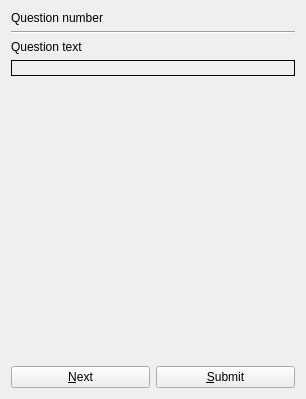
Qt form src/templates/flashcard/flashcarditem.ui (BuildmLearn/BuildmLearn-Toolkit) before a commit.
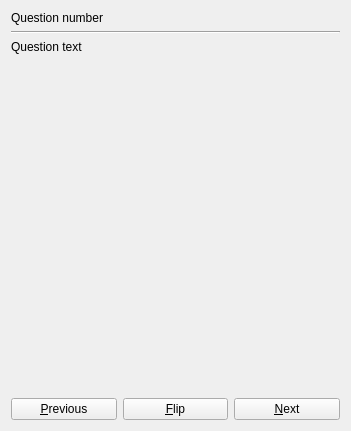
The same form after that commit. The open tabs and pages were chosen to show the change.

Commit message: Work on flashcard simulator.

Patch:
```diff
--- a/src/templates/flashcard/flashcarditem.ui
+++ b/src/templates/flashcard/flashcarditem.ui
@@ -6,8 +6,8 @@
    <rect>
     <x>0</x>
     <y>0</y>
-    <width>306</width>
-    <height>399</height>
+    <width>351</width>
+    <height>431</height>
    </rect>
   </property>
   <property name="windowTitle">
@@ -36,16 +36,65 @@
     </widget>
    </item>
    <item>
-    <widget class="QLabel" name="m_lblPicture">
-     <property name="frameShape">
-      <enum>QFrame::Box</enum>
+    <widget class="QStackedWidget" name="m_flipper">
+     <property name="currentIndex">
+      <number>0</number>
      </property>
-     <property name="text">
-      <string/>
-     </property>
-     <property name="alignment">
-      <set>Qt::AlignHCenter|Qt::AlignTop</set>
-     </property>
+     <widget class="QWidget" name="m_pagePicture">
+      <layout class="QVBoxLayout" name="verticalLayout_2">
+       <property name="leftMargin">
+        <number>0</number>
+       </property>
+       <property name="topMargin">
+        <number>0</number>
+       </property>
+       <property name="rightMargin">
+        <number>0</number>
+       </property>
+       <property name="bottomMargin">
+        <number>0</number>
+       </property>
+       <item>
+        <widget class="QLabel" name="m_lblPicture">
+         <property name="frameShape">
+          <enum>QFrame::Box</enum>
+         </property>
+         <property name="text">
+          <string/>
+         </property>
+         <property name="alignment">
+          <set>Qt::AlignHCenter|Qt::AlignTop</set>
+         </property>
+        </widget>
+       </item>
+      </layout>
+     </widget>
+     <widget class="QWidget" name="m_pageAnswer">
+      <layout class="QVBoxLayout" name="verticalLayout_3">
+       <property name="leftMargin">
+        <number>0</number>
+       </property>
+       <property name="topMargin">
+        <number>0</number>
+       </property>
+       <property name="rightMargin">
+        <number>0</number>
+       </property>
+       <property name="bottomMargin">
+        <number>0</number>
+       </property>
+       <item>
+        <widget class="QLabel" name="m_lblAnswer">
+         <property name="text">
+          <string/>
+         </property>
+         <property name="alignment">
+          <set>Qt::AlignCenter</set>
+         </property>
+        </widget>
+       </item>
+      </layout>
+     </widget>
     </widget>
    </item>
    <item>
@@ -55,8 +104,8 @@
      </property>
      <property name="sizeHint" stdset="0">
       <size>
-       <width>20</width>
-       <height>115</height>
+       <width>17</width>
+       <height>152</height>
       </size>
      </property>
     </spacer>
@@ -74,19 +123,26 @@
    <item>
     <layout class="QHBoxLayout" name="horizontalLayout_2">
      <item>
-      <widget class="QPushButton" name="m_btnNext_2">
+      <widget class="QPushButton" name="m_btnPrevious">
+       <property name="text">
+        <string>&amp;Previous</string>
+       </property>
+      </widget>
+     </item>
+     <item>
+      <widget class="QPushButton" name="m_btnFlip">
+       <property name="text">
+        <string>&amp;Flip</string>
+       </property>
+      </widget>
+     </item>
+     <item>
+      <widget class="QPushButton" name="m_btnNext">
        <property name="text">
         <string>&amp;Next</string>
        </property>
       </widget>
      </item>
-     <item>
-      <widget class="QPushButton" name="m_btnConfirm_2">
-       <property name="text">
-        <string>&amp;Submit</string>
-       </property>
-      </widget>
-     </item>
     </layout>
    </item>
   </layout>
```
Left out of the diff: 2 changed lines with no effect on the pictures. The commit also changes 2 other files.
